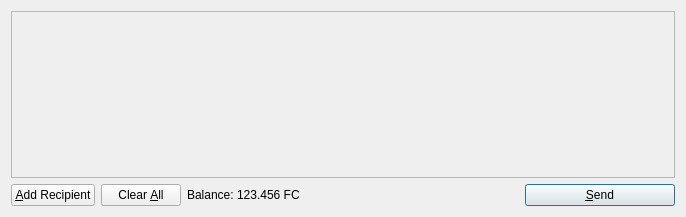
warwickchapman/FeatherCoin, file src/qt/forms/sendcoinsdialog.ui: the form before one commit.
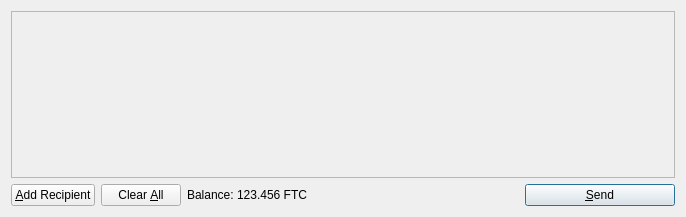
The form after the commit. Icons and pictures are not drawn.

```diff
--- a/src/qt/forms/sendcoinsdialog.ui
+++ b/src/qt/forms/sendcoinsdialog.ui
@@ -119,7 +119,7 @@
           <cursorShape>IBeamCursor</cursorShape>
          </property>
          <property name="text">
-          <string>123.456 FC</string>
+          <string>123.456 FTC</string>
          </property>
          <property name="textInteractionFlags">
           <set>Qt::LinksAccessibleByMouse|Qt::TextSelectableByKeyboard|Qt::TextSelectableByMouse</set>
```
